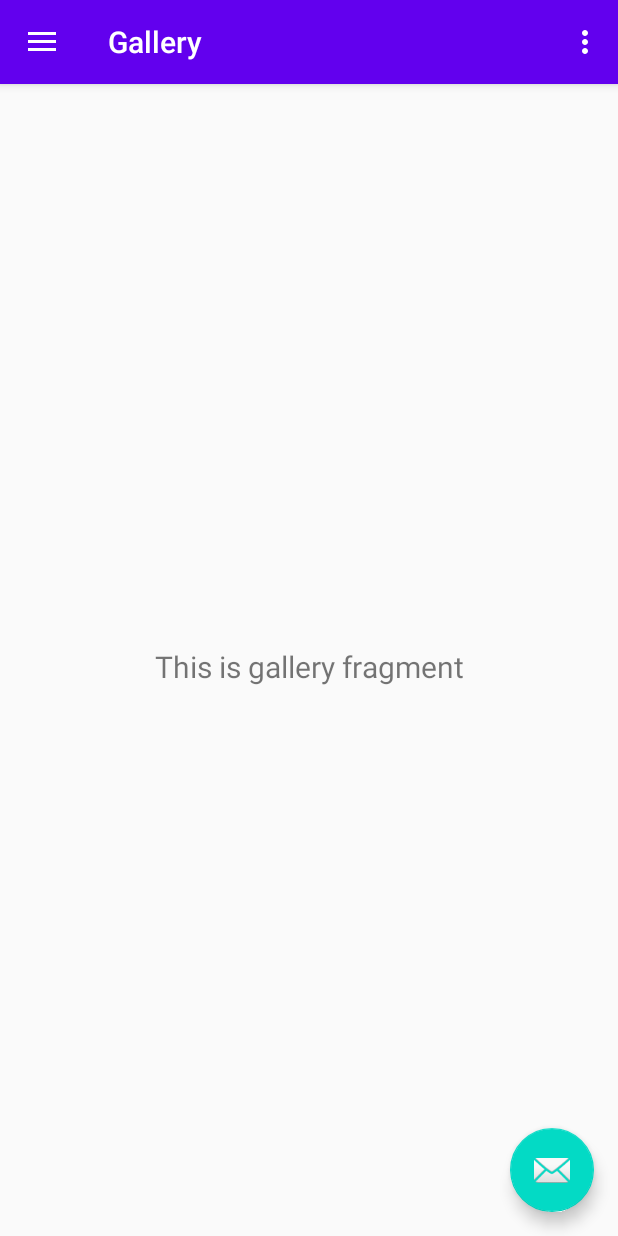
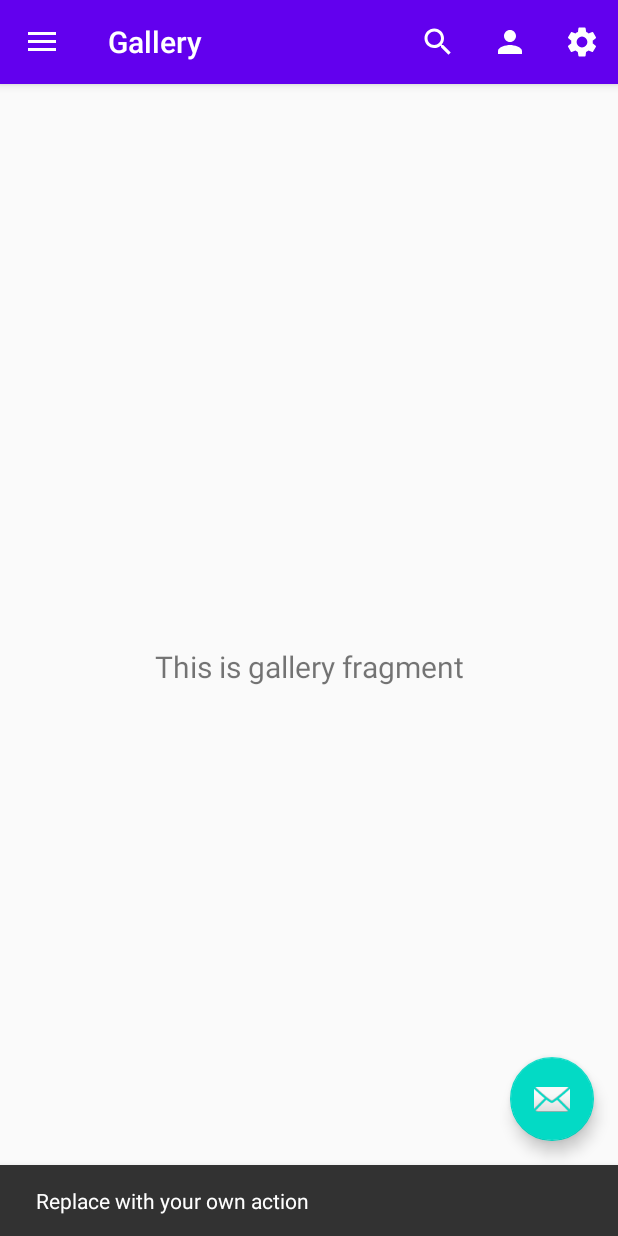
Before and after one commit to miriampunzi/Pearly, an Android app: the screen it shows after launch (MainActivity), in the side drawer, after a tap on "Gallery", on a phone screen of 412 x 824 dp. Run offline under Robolectric (Android 15) with nearby library versions, the phone set to English and light mode, and no system bars; our stand-ins replace navigation-ui.

Commit message:
Inflated toolbar (can't remove written "home" on it)

```diff
--- a/app/src/main/java/es/upm/progui/pearly/MainActivity.java
+++ b/app/src/main/java/es/upm/progui/pearly/MainActivity.java
@@ -1,5 +1,7 @@
 package es.upm.progui.pearly;
 
+import android.graphics.PorterDuff;
+import android.graphics.drawable.Drawable;
 import android.os.Bundle;
 import android.view.View;
 import android.view.Menu;
@@ -24,8 +26,11 @@
     protected void onCreate(Bundle savedInstanceState) {
         super.onCreate(savedInstanceState);
         setContentView(R.layout.activity_main);
+
         Toolbar toolbar = findViewById(R.id.toolbar);
+        toolbar.setTitle(R.string.app_name);
         setSupportActionBar(toolbar);
+
         FloatingActionButton fab = findViewById(R.id.fab);
         fab.setOnClickListener(new View.OnClickListener() {
             @Override
@@ -34,6 +39,7 @@
                         .setAction("Action", null).show();
             }
         });
+
         DrawerLayout drawer = findViewById(R.id.drawer_layout);
         NavigationView navigationView = findViewById(R.id.nav_view);
         // Passing each menu ID as a set of Ids because each
@@ -49,8 +55,16 @@
 
     @Override
     public boolean onCreateOptionsMenu(Menu menu) {
-        // Inflate the menu; this adds items to the action bar if it is present.
-        getMenuInflater().inflate(R.menu.main, menu);
+        getMenuInflater().inflate(R.menu.toolbar_menu, menu);
+
+        for(int i = 0; i < menu.size(); i++) {
+            Drawable drawable = menu.getItem(i).getIcon();
+            if (drawable != null) {
+                drawable.mutate();
+                drawable.setColorFilter(getResources().getColor(R.color.colorIconToolbar), PorterDuff.Mode.SRC_ATOP);
+            }
+        }
+
         return true;
     }
 
--- a/app/src/main/res/values/colors.xml
+++ b/app/src/main/res/values/colors.xml
@@ -3,4 +3,6 @@
     <color name="colorPrimary">#6200EE</color>
     <color name="colorPrimaryDark">#3700B3</color>
     <color name="colorAccent">#03DAC5</color>
+
+    <color name="colorIconToolbar">#FFFFFF</color>
 </resources>
```
